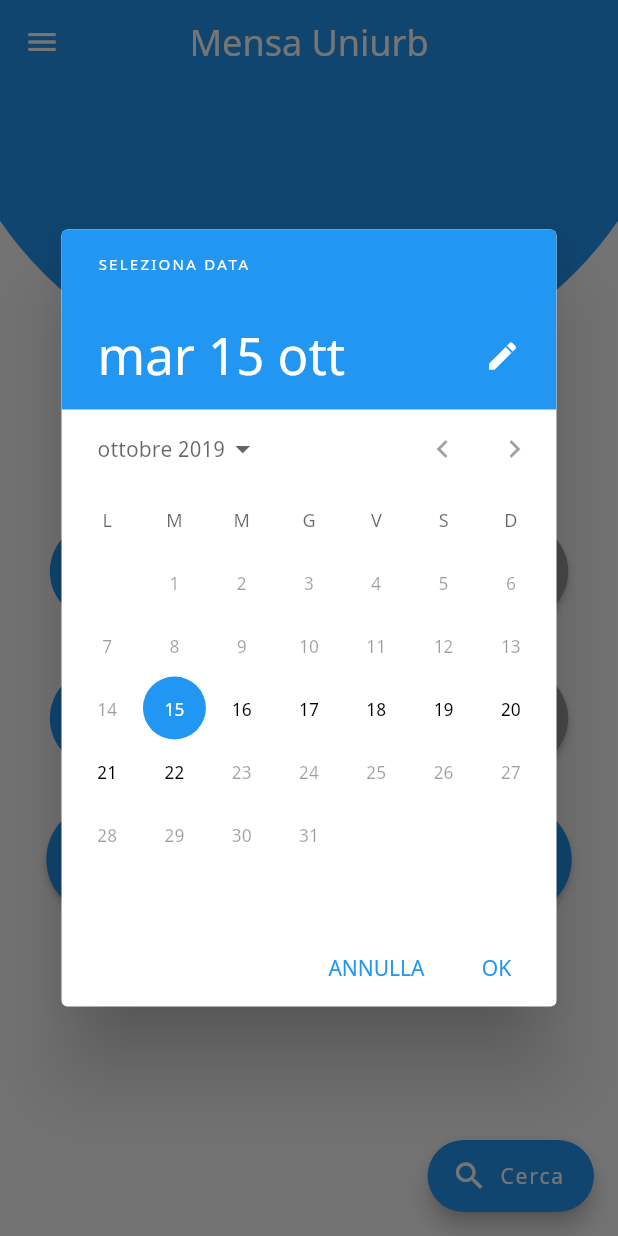
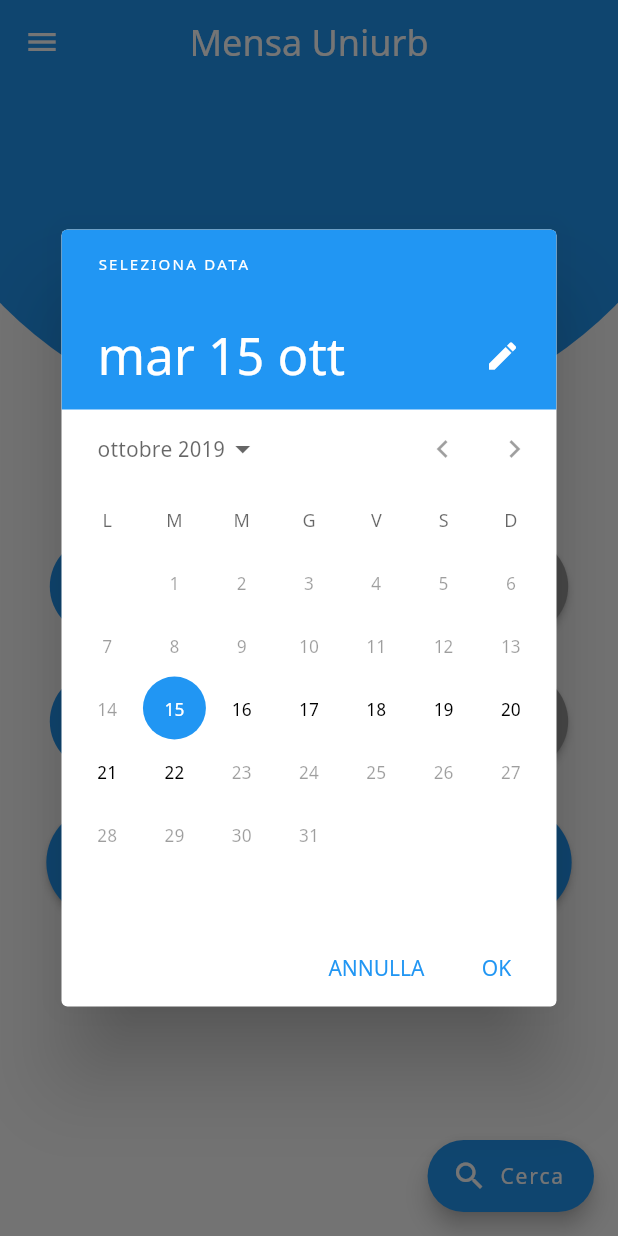
Before and after one commit to GitWizards/MensaUniurbBot, a Flutter app: the screen it shows after launch, after a tap on an icon or button, on a phone screen of 412 x 824 dp. Run offline on Flutter 3.47's test engine with Material 2 defaults, Android fonts, the phone set to English and light mode, and no system bars; our stand-ins replace dynamic_theme, font_awesome_flutter, share, shared_preferences; missing offline and left inert: firebase_admob; accounts and stored records are empty; statements that could not run were skipped.

Commit message:
Better visualization on smaller devices

```diff
--- a/mensa_uniurb_app/lib/main.dart
+++ b/mensa_uniurb_app/lib/main.dart
@@ -15,17 +15,17 @@
 import 'package:flutter_localizations/flutter_localizations.dart';
 
 void main() async {
-  // Initialize interstitial ad
-  InterAd.init();
+  // Lock app in portrait mode
+  SystemChrome.setPreferredOrientations([DeviceOrientation.portraitUp]);
 
   // Load selected theme
   ThemeData theme = await Themes.load();
 
-  // Lock app in portrait mode
-  SystemChrome.setPreferredOrientations([DeviceOrientation.portraitUp]);
-
   // Run app
   runApp(MensaUniurb(theme: theme));
+
+  // Initialize interstitial ad
+  InterAd.init();
 }
 
 class MensaUniurb extends StatelessWidget {
@@ -48,6 +48,8 @@
           title: title,
           theme: theme,
 
+          debugShowCheckedModeBanner: false,
+
           // Define application routes to various screens
           initialRoute: '/',
           routes: {
@@ -62,7 +64,7 @@
           ],
 
           // Set italian as only locale
-          supportedLocales: [const Locale('it', 'IT')],
+          supportedLocales: [Locale('it', 'IT')],
         );
       },
     );
@@ -105,18 +107,18 @@
         // Makes the cool circle over appbar
         flexibleSpace: CustomPaint(
           painter: CircleAppBar(context: context),
-          child: Padding(padding: const EdgeInsets.only(top: 80.0)),
+          child: Container(padding: EdgeInsets.only(top: 80.0)),
         ),
       ),
 
       // Body of the screen
-      body: Padding(
-        padding: const EdgeInsets.only(top: 70.0),
+      body: Container(
+        padding: EdgeInsets.only(top: 90),
         child: Column(
           mainAxisAlignment: MainAxisAlignment.center,
           children: <Widget>[
-            Padding(
-              padding: const EdgeInsets.all(8.0),
+            Container(
+              padding: EdgeInsets.only(top: 12, bottom: 12),
               // Custom radio buttons
               child: RadioButtons(
                 textButton1: "Duca",
@@ -127,8 +129,8 @@
               ),
             ),
             // Custom radio buttons
-            Padding(
-              padding: const EdgeInsets.all(8.0),
+            Container(
+              padding: EdgeInsets.only(top: 12, bottom: 12),
               child: RadioButtons(
                 textButton1: "Pranzo",
                 valueButton1: "lunch",
@@ -138,8 +140,8 @@
               ),
             ),
             // Custom data picker
-            Padding(
-              padding: const EdgeInsets.all(8.0),
+            Container(
+              padding: EdgeInsets.only(top: 12, bottom: 12),
               child: DataPicker(
                 setFunc: _setDate,
               ),
@@ -306,10 +308,10 @@
     paint.color = Theme.of(context).accentColor;
 
     // Compute the center where the circle should be drawn
-    Offset center = Offset(size.width / 2, size.height * 0.1);
+    Offset center = Offset(size.width * 0.5, 0);
 
     // Draw the circle
-    canvas.drawCircle(center, 250, paint);
+    canvas.drawCircle(center, size.width * 0.7, paint);
   }
 
   @override
--- a/mensa_uniurb_app/lib/myWidgets.dart
+++ b/mensa_uniurb_app/lib/myWidgets.dart
@@ -26,12 +26,12 @@
       child: RaisedButton(
         child: Row(
           children: <Widget>[
-            Padding(
-              padding: const EdgeInsets.all(8.0),
+            Container(
+              padding: EdgeInsets.all(7),
               child: Text(
                 date,
                 style: TextStyle(
-                  fontSize: 25,
+                  fontSize: MediaQuery.of(context).size.width * 0.07,
                   color: Colors.white,
                   shadows: <Shadow>[
                     Shadow(
@@ -43,8 +43,7 @@
                 ),
               ),
             ),
-            Padding(
-              padding: const EdgeInsets.all(8.0),
+            Container(
               child: Icon(
                 Icons.date_range,
                 color: Colors.white,
@@ -125,9 +124,17 @@
       // Create the two buttons
       children: <Widget>[
         _singleButton(
-            context, widget.textButton1, widget.valueButton1, selected),
+          context,
+          widget.textButton1,
+          widget.valueButton1,
+          selected,
+        ),
         _singleButton(
-            context, widget.textButton2, widget.valueButton2, !selected),
+          context,
+          widget.textButton2,
+          widget.valueButton2,
+          !selected,
+        ),
       ],
       mainAxisAlignment: MainAxisAlignment.center,
     );
@@ -135,14 +142,14 @@
 
   // Generate a single button
   Widget _singleButton(context, text, value, active) {
-    return Padding(
-      padding: const EdgeInsets.all(8.0),
+    return Container(
+      padding: EdgeInsets.only(left: 8, right: 8),
       child: Container(
         child: RaisedButton(
           child: Text(
             text,
             style: TextStyle(
-              fontSize: 25,
+              fontSize: MediaQuery.of(context).size.width * 0.07,
               color: Colors.white,
               shadows: <Shadow>[
                 Shadow(
--- a/mensa_uniurb_app/lib/resultScreen.dart
+++ b/mensa_uniurb_app/lib/resultScreen.dart
@@ -73,8 +73,8 @@
                       color: Colors.red,
                     ),
                     Text("Ops!", style: TextStyle(fontSize: 50)),
-                    Padding(
-                      padding: const EdgeInsets.only(
+                    Container(
+                      padding: EdgeInsets.only(
                         top: 10,
                         left: 40,
                         right: 40,
@@ -101,7 +101,7 @@
     // Create an empty list
     List<Widget> list = List();
 
-    const Map names = {
+    Map names = {
       'first': "Primi",
       'second': "Secondi",
       'side': "Contorni",
@@ -109,7 +109,7 @@
     };
 
 // Map allergens codes to correct string
-    const Map allergensMap = {
+    Map allergensMap = {
       "1": "Glutine",
       "2": "Corstacei",
       "3": "Uova",
@@ -214,14 +214,14 @@
     return Row(
       children: <Widget>[
         // Icon
-        Padding(
-          padding: const EdgeInsets.all(8.0),
+        Container(
+          padding: EdgeInsets.all(8.0),
           child: Icon(FontAwesomeIcons.utensils),
         ),
 
         // Text
-        Padding(
-          padding: const EdgeInsets.all(8.0),
+        Container(
+          padding: EdgeInsets.all(8.0),
           child: Text(value, style: TextStyle(fontSize: 25)),
         ),
       ],
--- a/mensa_uniurb_app/pubspec.yaml
+++ b/mensa_uniurb_app/pubspec.yaml
@@ -1,7 +1,7 @@
 name: MensaUniurb
 description: Check what's for launch from this beautiful app
 
-version: 1.1.0+3
+version: 1.1.1+4
 
 environment:
   sdk: ">=2.2.2 <3.0.0"
```
